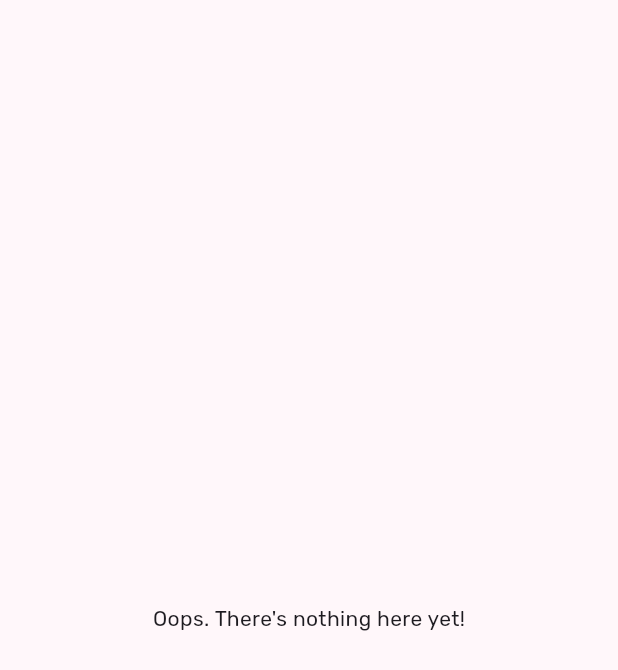
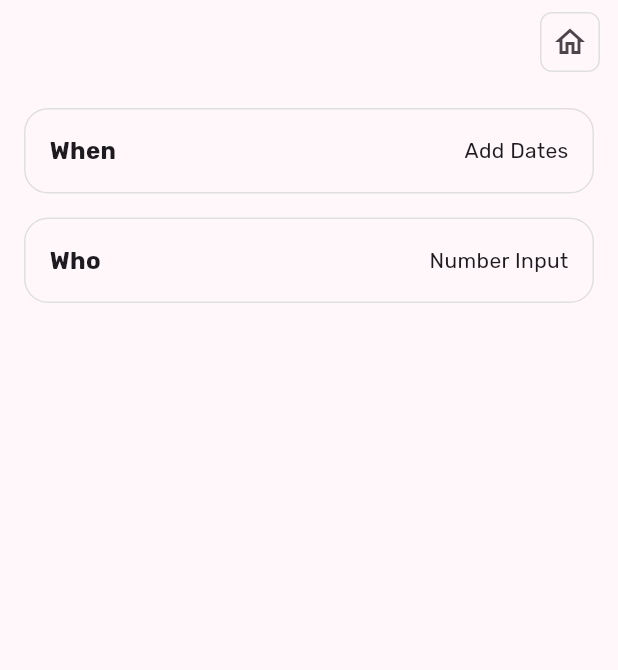
Before and after one commit to FirebaseExtended/compass-ai-travel-planning-sample-flutter, a Flutter app: the screen it shows after launch, after a tap on "Find my dream trip", on a phone screen of 412 x 824 dp. Shown: the top 670 px of the screen. Run offline on Flutter 3.47's test engine with Material 3 defaults, Android fonts, the phone set to English and light mode, and no system bars; our stand-ins replace flutter_animate, go_router, google_fonts, image_picker, speech_to_text.

Commit message:
add legacy form

```diff
--- a/lib/main.dart
+++ b/lib/main.dart
@@ -4,6 +4,7 @@ import 'package:flutter_animate/flutter_animate.dart';
 import 'package:provider/provider.dart';
 import 'package:tripedia/data/models/itinerary.dart';
 import 'package:go_router/go_router.dart';
+import 'package:tripedia/screens/legacy/legacy_form.dart';
 import 'package:tripedia/screens/splash.dart';
 import 'package:tripedia/utilties.dart';
 
@@ -23,16 +24,7 @@ final _router = GoRouter(
     GoRoute(path: '/', builder: (context, state) => const Splash()),
     GoRoute(
       path: '/legacy',
-      builder: (context, state) => const Scaffold(
-        body: Column(
-          mainAxisAlignment: MainAxisAlignment.center,
-          children: [
-            Center(
-              child: Text('Oops. There\'s nothing here yet!'),
-            )
-          ],
-        ),
-      ),
+      builder: (context, state) => const LegacyFormScreen(),
     ),
     GoRoute(
       path: '/ai',
--- /dev/null
+++ b/lib/screens/legacy/legacy_form.dart
@@ -0,0 +1,87 @@
+import 'package:flutter/material.dart';
+import 'package:go_router/go_router.dart';
+
+class LegacyFormScreen extends StatelessWidget {
+  const LegacyFormScreen({super.key});
+
+  @override
+  Widget build(BuildContext context) {
+    return Scaffold(
+        appBar: AppBar(
+          actions: [
+            Padding(
+                padding: const EdgeInsets.all(8),
+                child: IconButton(
+                  style: ButtonStyle(
+                    side: WidgetStatePropertyAll(
+                      BorderSide(color: Colors.grey[300]!),
+                    ),
+                    shape: WidgetStatePropertyAll(
+                      RoundedRectangleBorder(
+                        borderRadius: BorderRadius.circular(8.0),
+                      ),
+                    ),
+                  ),
+                  onPressed: () => context.go('/'),
+                  icon: const Icon(
+                    Icons.home_outlined,
+                  ),
+                )),
+          ],
+        ),
+        body: Padding(
+          padding: const EdgeInsets.symmetric(vertical: 16, horizontal: 16),
+          child: Column(
+            children: [
+              Container(
+                padding: const EdgeInsets.all(16),
+                decoration: BoxDecoration(
+                  border: Border.all(color: Colors.grey[300]!),
+                  borderRadius: BorderRadius.circular(16.0),
+                ),
+                child: const Row(
+                  mainAxisAlignment: MainAxisAlignment.spaceBetween,
+                  children: [
+                    Text(
+                      'When',
+                      style: TextStyle(
+                        fontWeight: FontWeight.bold,
+                        fontSize: 16,
+                      ),
+                    ),
+                    Text(
+                      'Add Dates',
+                    ),
+                  ],
+                ),
+              ),
+              const SizedBox.square(
+                dimension: 16,
+              ),
+              Container(
+                padding: const EdgeInsets.all(16),
+                decoration: BoxDecoration(
+                  border: Border.all(color: Colors.grey[300]!),
+                  borderRadius: BorderRadius.circular(16.0),
+                ),
+                child: const Row(
+                  mainAxisAlignment: MainAxisAlignment.spaceBetween,
+                  children: [
+                    Text(
+                      'Who',
+                      style: TextStyle(
+                        fontWeight: FontWeight.bold,
+                        fontSize: 16,
+                      ),
+                    ),
+                    Text(
+                      'Number Input',
+                    ),
+                  ],
+                ),
+              ),
+            ],
+          ),
+        ));
+  }
+}
```
